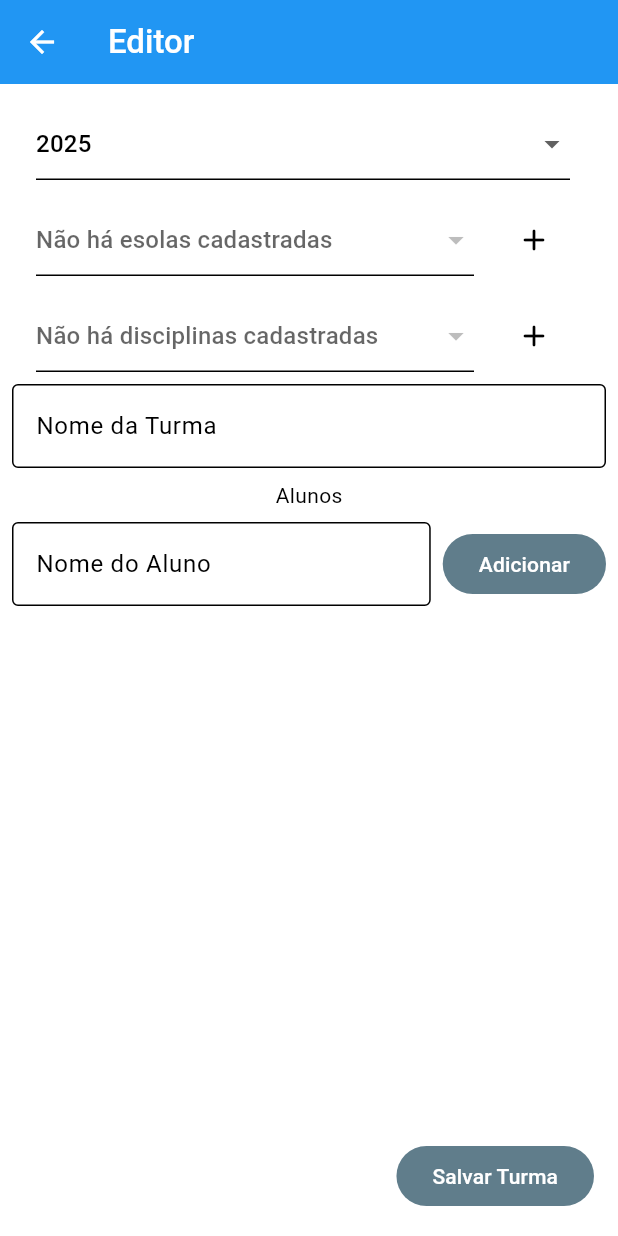
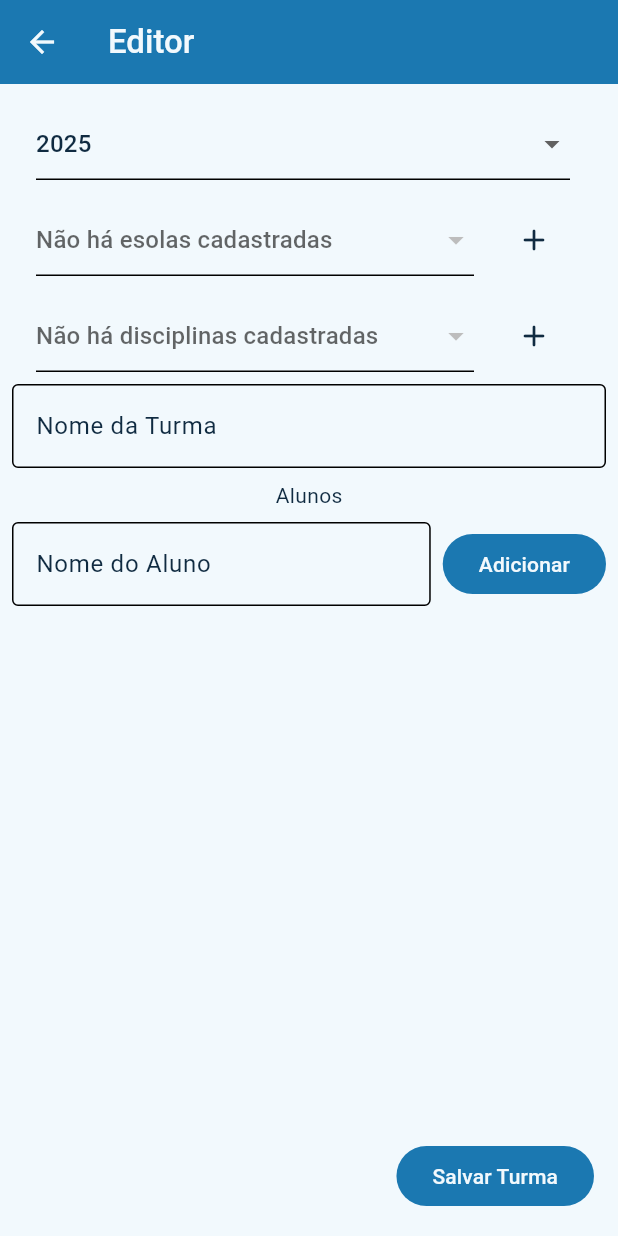
Before and after one commit to Dev-Henrique/gestao-de-notas, a Flutter app: the screen it shows after launch, after a tap on "Não há turmas, deseja criar?", on a phone screen of 412 x 824 dp. Run offline on Flutter 3.47's test engine with Material 3 defaults, Android fonts, the phone set to English and light mode, and no system bars; our stand-ins replace shared_preferences.

Commit message:
style - ui design

```diff
--- a/lib/src/my_app.dart
+++ b/lib/src/my_app.dart
@@ -15,18 +15,21 @@ class MyApp extends StatelessWidget {
       theme: ThemeData(
         useMaterial3: true,
         appBarTheme: AppBarTheme(
-          backgroundColor: Colors.blue,
-          foregroundColor: Colors.white,
+          backgroundColor: Color(0xff1b78b1),
+          foregroundColor: Color(0xfff2f9fd),
         ),
         textButtonTheme: TextButtonThemeData(
           style: ButtonStyle(
-            foregroundColor: WidgetStatePropertyAll(Colors.green),
+            foregroundColor: WidgetStatePropertyAll(Color(0xff1b78b1)),
           ),
         ),
 
         colorScheme: ColorScheme.light(
-          primary: Colors.blueGrey,
-          secondary: Colors.green,
+          surface: Color(0xfff2f9fd),
+          onSurface: Color(0xff102b41),
+          primary: Color(0xff1b78b1),
+          onPrimary: Color(0xfff2f9fd),
+          secondary: Color(0xff1b78b1),
         ),
         textTheme: TextTheme(
           titleLarge: TextStyle(fontWeight: FontWeight.w500),
--- a/lib/src/view/tabela/tabela_view_model.dart
+++ b/lib/src/view/tabela/tabela_view_model.dart
@@ -55,11 +55,13 @@ class TabelaViewModel {
             bimestres[bimestres.indexWhere((bi) => bimestreSelecionado == bi) +
                 1];
       }
-    } else {
+    } else if ('esquerda' == input) {
       if (bimestres.indexWhere((bi) => bimestreSelecionado == bi) > 0) {
         bimestreSelecionado =
             bimestres[bimestres.indexWhere((bi) => bimestreSelecionado == bi) -
                 1];
+      } else {
+        bimestreSelecionado = '';
       }
     }
     await getAtividadesPorBimestre();
--- a/lib/src/view/tabela/widgets/gn_tile_tabela.dart
+++ b/lib/src/view/tabela/widgets/gn_tile_tabela.dart
@@ -30,8 +30,10 @@ class GnTileTabela extends StatelessWidget {
       ),
       subtitleTextStyle: TextStyle(color: Colors.blue),
       shape: RoundedRectangleBorder(side: BorderSide(width: 0.5)),
-      leading: SizedBox(
+      leading: Container(
+        decoration: BoxDecoration(border: Border(right: BorderSide(width: 1))),
         width: 50,
+        height: 100,
         child: Text(media, textAlign: TextAlign.center),
       ),
       title: Text(nome),
```
Also changed, not shown: lib/src/view/tabela/tabela_page.dart (+9 -4 lines).
